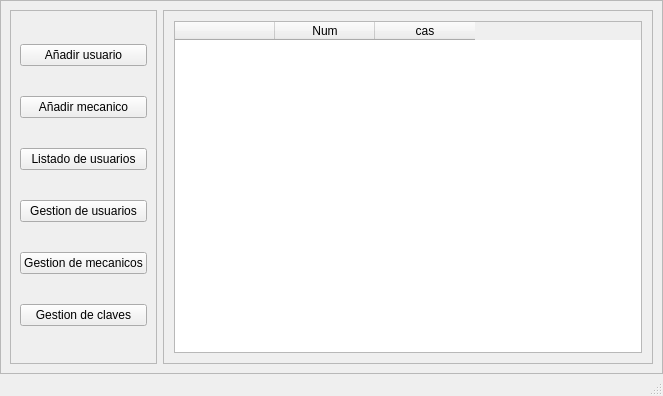
This is main.ui in Alaan20/TP_FINAL-POO as Qt 5 draws it before an edit. The edited form follows.
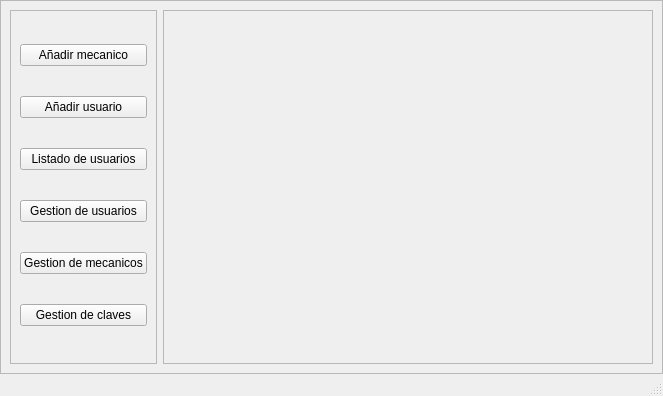
This is the edited form. Icons and pictures are not drawn.

Diff of the .ui file:
```diff
--- a/main.ui
+++ b/main.ui
@@ -54,17 +54,6 @@
           <enum>QFrame::Raised</enum>
          </property>
          <layout class="QVBoxLayout" name="verticalLayout_2" stretch="0,0,0,2,0,0">
-          <item>
-           <widget class="QPushButton" name="pushButton_4">
-            <property name="text">
-             <string>Añadir usuario</string>
-            </property>
-            <property name="icon">
-             <iconset>
-              <normaloff>gotit-icons-r560/icons/edit_small_normal_hover.png</normaloff>gotit-icons-r560/icons/edit_small_normal_hover.png</iconset>
-            </property>
-           </widget>
-          </item>
           <item>
            <widget class="QPushButton" name="pushButton_6">
             <property name="text">
@@ -76,6 +65,17 @@
             </property>
            </widget>
           </item>
+          <item>
+           <widget class="QPushButton" name="pushButton_4">
+            <property name="text">
+             <string>Añadir usuario</string>
+            </property>
+            <property name="icon">
+             <iconset>
+              <normaloff>gotit-icons-r560/icons/edit_small_normal_hover.png</normaloff>gotit-icons-r560/icons/edit_small_normal_hover.png</iconset>
+            </property>
+           </widget>
+          </item>
           <item>
            <widget class="QPushButton" name="pushButton_5">
             <property name="text">
@@ -150,27 +150,7 @@
           <item>
            <widget class="QStackedWidget" name="stackedWidget">
             <widget class="QWidget" name="page_gestion_claves">
-             <layout class="QVBoxLayout" name="verticalLayout_4">
-              <item>
-               <widget class="QTableWidget" name="tableWidget">
-                <column>
-                 <property name="text">
-                  <string/>
-                 </property>
-                </column>
-                <column>
-                 <property name="text">
-                  <string>Num</string>
-                 </property>
-                </column>
-                <column>
-                 <property name="text">
-                  <string>cas</string>
-                 </property>
-                </column>
-               </widget>
-              </item>
-             </layout>
+             <layout class="QVBoxLayout" name="verticalLayout_4"/>
             </widget>
             <widget class="QWidget" name="page_add_user"/>
             <widget class="QWidget" name="page_list_user"/>
```
Left out of the diff: 2 changed lines with no effect on the pictures.
